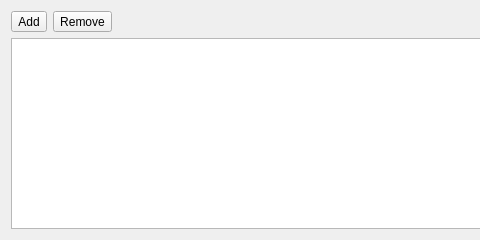
Old version of the form src/ui/widgets/subscriptionswidget.ui in the repository sanny32/OpenUaExplorer; both pictures show x 0 to 480 and y 0 to 240 of the 817 by 240 pixel window.
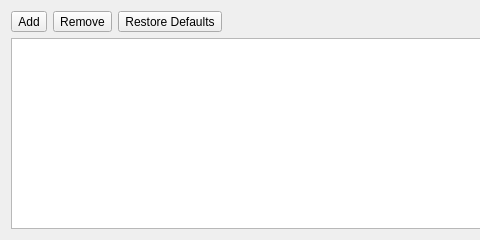
New version of the form. Custom widgets are drawn as their Qt base class.

Commit message: feat: Implement subscriptions editing and session restore (#4)

```diff
--- a/src/ui/widgets/subscriptionswidget.ui
+++ b/src/ui/widgets/subscriptionswidget.ui
@@ -33,6 +33,16 @@
        </property>
       </widget>
      </item>
+     <item>
+      <widget class="ThemedToolButton" name="restoreDefaultsButton">
+       <property name="text">
+        <string>Restore Defaults</string>
+       </property>
+       <property name="toolButtonStyle">
+        <enum>Qt::ToolButtonStyle::ToolButtonTextBesideIcon</enum>
+       </property>
+      </widget>
+     </item>
      <item>
       <spacer name="subscriptionsToolbarSpacer">
        <property name="orientation">
```
The commit also changes 46 other files.
